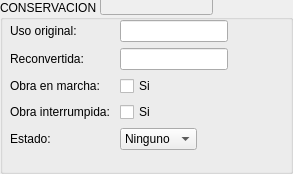
The window that forms/conservacionform.ui (agimenezpy/CentroHistorico) describes before a commit, drawn with Qt 5.
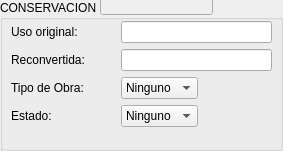
The same window after the commit.

```diff
--- a/forms/conservacionform.ui
+++ b/forms/conservacionform.ui
@@ -6,8 +6,8 @@
    <rect>
     <x>0</x>
     <y>0</y>
-    <width>293</width>
-    <height>174</height>
+    <width>283</width>
+    <height>151</height>
    </rect>
   </property>
   <property name="font">
@@ -34,13 +34,13 @@
     </rect>
    </property>
   </widget>
-  <widget class="QWidget" name="layoutWidget">
+  <widget class="QWidget" name="">
    <property name="geometry">
     <rect>
-     <x>10</x>
-     <y>20</y>
-     <width>271</width>
-     <height>143</height>
+     <x>11</x>
+     <y>21</y>
+     <width>261</width>
+     <height>120</height>
     </rect>
    </property>
    <layout class="QFormLayout" name="formLayout">
@@ -69,7 +69,7 @@
     <item row="0" column="1">
      <widget class="QLineEdit" name="consUsoEdit">
       <property name="sizePolicy">
-       <sizepolicy hsizetype="Fixed" vsizetype="Fixed">
+       <sizepolicy hsizetype="Expanding" vsizetype="Fixed">
         <horstretch>0</horstretch>
         <verstretch>0</verstretch>
        </sizepolicy>
@@ -104,7 +104,7 @@
     <item row="1" column="1">
      <widget class="QLineEdit" name="consReconvertidaEdit">
       <property name="sizePolicy">
-       <sizepolicy hsizetype="Fixed" vsizetype="Fixed">
+       <sizepolicy hsizetype="Expanding" vsizetype="Fixed">
         <horstretch>0</horstretch>
         <verstretch>0</verstretch>
        </sizepolicy>
@@ -129,50 +129,26 @@
        </size>
       </property>
       <property name="text">
-       <string>Obra en marcha:</string>
-      </property>
-      <property name="buddy">
-       <cstring>consObraMarchaCheck</cstring>
+       <string>Tipo de Obra:</string>
       </property>
      </widget>
     </item>
     <item row="2" column="1">
-     <widget class="QCheckBox" name="consObraMarchaCheck">
-      <property name="text">
-       <string>Si</string>
+     <widget class="QComboBox" name="consObraCmb">
+      <property name="sizePolicy">
+       <sizepolicy hsizetype="Fixed" vsizetype="Fixed">
+        <horstretch>0</horstretch>
+        <verstretch>0</verstretch>
+       </sizepolicy>
       </property>
+      <item>
+       <property name="text">
+        <string>Ninguno</string>
+       </property>
+      </item>
      </widget>
     </item>
     <item row="3" column="0">
-     <widget class="QLabel" name="consObraInterrumpidaLbl">
-      <property name="minimumSize">
-       <size>
-        <width>104</width>
-        <height>0</height>
-       </size>
-      </property>
-      <property name="maximumSize">
-       <size>
-        <width>104</width>
-        <height>16777215</height>
-       </size>
-      </property>
-      <property name="text">
-       <string>Obra interrumpida:</string>
-      </property>
-      <property name="buddy">
-       <cstring>consObraInterrumpidaCheck</cstring>
-      </property>
-     </widget>
-    </item>
-    <item row="3" column="1">
-     <widget class="QCheckBox" name="consObraInterrumpidaCheck">
-      <property name="text">
-       <string>Si</string>
-      </property>
-     </widget>
-    </item>
-    <item row="4" column="0">
      <widget class="QLabel" name="consEstadoLbl">
       <property name="minimumSize">
        <size>
@@ -194,7 +170,7 @@
       </property>
      </widget>
     </item>
-    <item row="4" column="1">
+    <item row="3" column="1">
      <widget class="QComboBox" name="consEstadoCmb">
       <property name="sizePolicy">
        <sizepolicy hsizetype="Fixed" vsizetype="Fixed">
```
